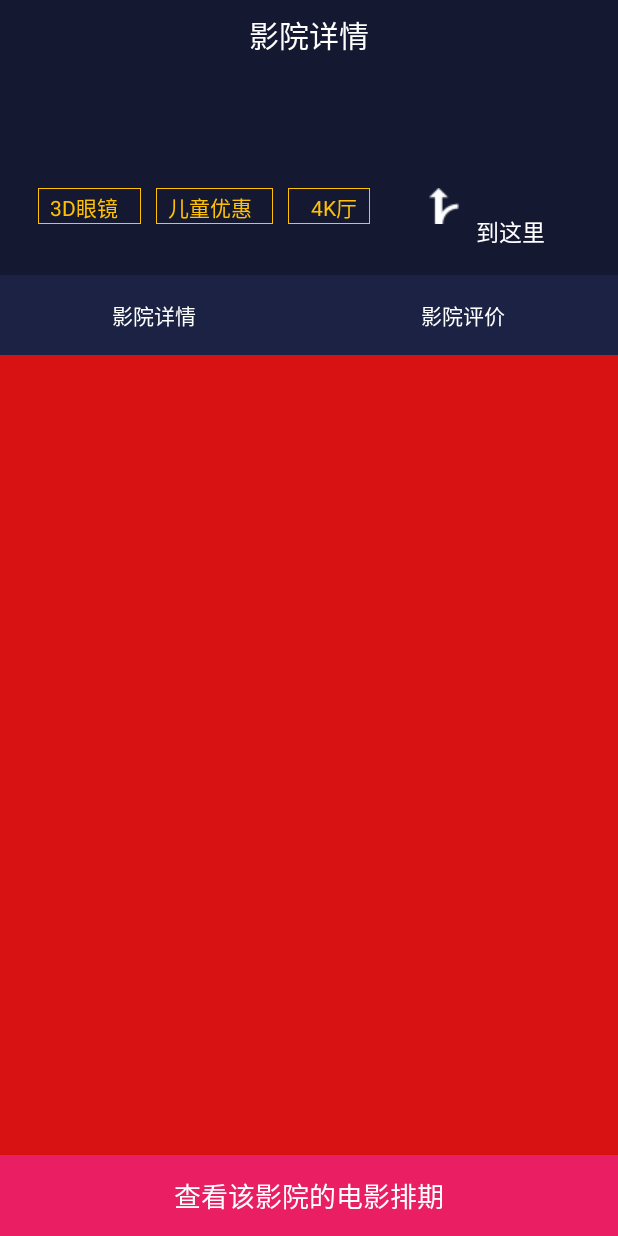
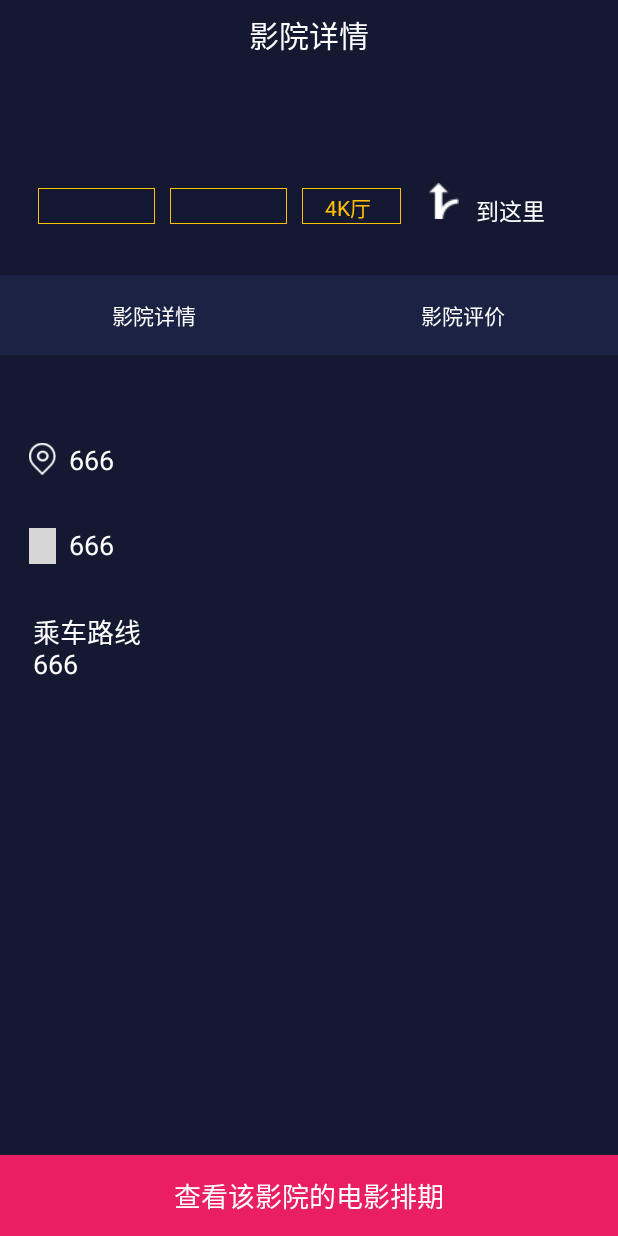
Before and after one commit to Gxf6666/WeiDuMovies, an Android app: the Fragment_MovieDetails screen opened directly, with no data from a screen before it, on a phone screen of 412 x 824 dp. Run offline under Robolectric (Android 15) with nearby library versions, the phone set to English and light mode, and no system bars; our stand-ins replace ButterKnife, RxJava; network calls fail; grey boxes are pictures that could not be loaded.

Commit message:
影院详情未写完,电影评价没写完

```diff
--- a/app/src/main/java/com/bawei/weidumovie/app/Api.java
+++ b/app/src/main/java/com/bawei/weidumovie/app/Api.java
@@ -78,5 +78,9 @@ public interface Api {
 
 
     @GET("cinema/v1/findCinemaInfo")
-    Observable<Request<List<Information>>>findCinemaInfo(@Query("cinemaId")int cinemaId);
+    Observable<Request<Information>>findCinemaInfo(@Query("cinemaId")int cinemaId);
+
+   //查询电影详情
+   @GET("movie/v2/findMoviesDetail")
+   Observable<Request<DetailsBean>>findDetail(@Query("movieId")int movieId);
 }
--- a/app/src/main/java/com/bawei/weidumovie/view/activity/InForActivity.java
+++ b/app/src/main/java/com/bawei/weidumovie/view/activity/InForActivity.java
@@ -5,8 +5,9 @@ import android.os.Bundle;
 import android.support.v4.app.Fragment;
 import android.support.v4.app.FragmentPagerAdapter;
 import android.support.v4.view.ViewPager;
-import android.support.v7.widget.RecyclerView;
+import android.view.View;
 import android.widget.Button;
+import android.widget.ImageView;
 import android.widget.RadioButton;
 import android.widget.RadioGroup;
 import android.widget.TextView;
@@ -24,7 +25,6 @@ import java.util.ArrayList;
 public class InForActivity extends BaseActivity {
 
 
-
     private RadioButton but_yyxq;
     private RadioButton but_yypj;
     private RadioGroup rg_dy;
@@ -33,10 +33,15 @@ public class InForActivity extends BaseActivity {
     private InForPresenter inForPresenter;
     private TextView text_if;
     private ArrayList<Fragment> list;
+    private TextView text_3D;
+    private TextView text_et;
+    private ImageView tupian;
 
     @Override
     protected void initView(Bundle savedInstanceState) {
         text_if = findViewById(R.id.text_if);
+        text_3D = findViewById(R.id.text_3D);
+        text_et = findViewById(R.id.text_et);
         but_yyxq = findViewById(R.id.but_yyxq);
         but_yypj = findViewById(R.id.but_yypj);
         rg_dy = findViewById(R.id.rg_dy);
@@ -77,7 +82,7 @@ public class InForActivity extends BaseActivity {
         rg_dy.setOnCheckedChangeListener(new RadioGroup.OnCheckedChangeListener() {
             @Override
             public void onCheckedChanged(RadioGroup group, int checkedId) {
-                 switch (checkedId){
+                switch (checkedId) {
                     case R.id.but_yyxq:
                         vp.setCurrentItem(0);
                         break;
@@ -102,12 +107,23 @@ public class InForActivity extends BaseActivity {
     }
 
 
+
+
     private class InForPresen implements DataCall<Information> {
+
 
 
         @Override
         public void Success(Information data) {
             text_if.setText(data.name);
+            String[] split = data.label.split(",");
+            if (split.length == 1) {
+                text_3D.setText(split[0]);
+                text_et.setVisibility(View.GONE);
+            }else {
+                text_3D.setText(split[0]);
+                text_et.setText(split[1]);
+            }
         }
 
         @Override
--- a/app/src/main/java/com/bawei/weidumovie/view/adpater/QuYuQueryMAdapter.java
+++ b/app/src/main/java/com/bawei/weidumovie/view/adpater/QuYuQueryMAdapter.java
@@ -1,6 +1,7 @@
 package com.bawei.weidumovie.view.adpater;
 
 import android.content.Context;
+import android.content.Intent;
 import android.support.annotation.NonNull;
 import android.support.v7.widget.RecyclerView;
 import android.view.LayoutInflater;
@@ -10,6 +11,7 @@ import android.widget.TextView;
 
 import com.bawei.weidumovie.R;
 import com.bawei.weidumovie.model.bean.QuYuQuery;
+import com.bawei.weidumovie.view.activity.InForActivity;
 
 import java.util.ArrayList;
 import java.util.List;
@@ -44,8 +46,18 @@ public class QuYuQueryMAdapter extends RecyclerView.Adapter<QuYuQueryMAdapter.My
     }
 
     @Override
-    public void onBindViewHolder(@NonNull MyViewHolder myViewHolder, int i) {
+    public void onBindViewHolder(@NonNull MyViewHolder myViewHolder, final int i) {
         myViewHolder.quyu.setText(list.get(i).name);
+
+        myViewHolder.itemView.setOnClickListener(new View.OnClickListener() {
+            @Override
+            public void onClick(View v) {
+                int Id = list.get(i).id;
+                Intent intent = new Intent(context, InForActivity.class);
+                intent.putExtra("Id",Id);
+                context.startActivity(intent);
+            }
+        });
     }
 
     @Override
--- a/app/src/main/java/com/bawei/weidumovie/view/adpater/RecMAdapter.java
+++ b/app/src/main/java/com/bawei/weidumovie/view/adpater/RecMAdapter.java
@@ -54,15 +54,7 @@ public class RecMAdapter extends RecyclerView.Adapter<RecMAdapter.MyViewHolder>
         myViewHolder.name.setText(list.get(i).name);
         myViewHolder.site.setText(list.get(i).address);
 
-        myViewHolder.itemView.setOnClickListener(new View.OnClickListener() {
-            @Override
-            public void onClick(View v) {
-                int Id = list.get(i).id;
-                Intent intent = new Intent(context, InForActivity.class);
-                intent.putExtra("Id",Id);
-                context.startActivity(intent);
-            }
-        });
+
     }
 
 
--- a/app/src/main/java/com/bawei/weidumovie/view/detailsfragment/Fragment_MovieDetails.java
+++ b/app/src/main/java/com/bawei/weidumovie/view/detailsfragment/Fragment_MovieDetails.java
@@ -1,5 +1,6 @@
 package com.bawei.weidumovie.view.detailsfragment;
 
+import android.content.Intent;
 import android.os.Bundle;
 import android.support.annotation.NonNull;
 import android.support.annotation.Nullable;
@@ -7,8 +8,13 @@ import android.support.v4.app.Fragment;
 import android.view.LayoutInflater;
 import android.view.View;
 import android.view.ViewGroup;
+import android.widget.TextView;
 
 import com.bawei.weidumovie.R;
+import com.bawei.weidumovie.model.bean.Information;
+import com.bawei.weidumovie.model.bean.Request;
+import com.bawei.weidumovie.presenter.InForPresenter;
+import com.bawei.weidumovie.view.consion.DataCall;
 
 /**
  * <p>文件描述：<p>
@@ -17,10 +23,38 @@ import com.bawei.weidumovie.R;
  * <p>更改时间：2019/11/11<p>
  */
 public class Fragment_MovieDetails extends Fragment {
+
+    private TextView movie_site,movie_phone,movie_path1;
+    private InForPresenter inForPresenter;
+
+
     @Nullable
     @Override
     public View onCreateView(@NonNull LayoutInflater inflater, @Nullable ViewGroup container, @Nullable Bundle savedInstanceState) {
         View view = LayoutInflater.from(getContext()).inflate(R.layout.fragment_moviexq,null);
+        movie_site = view.findViewById(R.id.movie_site);
+        movie_phone = view.findViewById(R.id.movie_phone);
+        movie_path1 = view.findViewById(R.id.movie_path1);
+
+        Intent intent = getActivity().getIntent();
+        int id = intent.getIntExtra("Id",0);
+        inForPresenter = new InForPresenter(new InForPresens());
+        inForPresenter.Request(id);
         return view;
     }
+
+    private class InForPresens implements DataCall<Information> {
+        @Override
+        public void Success(Information data) {
+            movie_site.setText(data.address);
+            movie_phone.setText(data.phone);
+            movie_path1.setText(data.vehicleRoute);
+
+        }
+
+        @Override
+        public void Error(Request request) {
+
+        }
+    }
 }
--- a/app/src/main/res/layout/activity_in_for.xml
+++ b/app/src/main/res/layout/activity_in_for.xml
@@ -35,17 +35,17 @@
             android:layout_marginTop="@dimen/dp_30"
             android:id="@+id/text_if"
             android:textColor="#fff"
-            android:textSize="20sp"
+            android:textSize="18sp"
             />
         <TextView
-            android:layout_width="@dimen/dp_60"
+            android:layout_width="@dimen/dp_68"
             android:layout_height="@dimen/dp_21"
             android:layout_below="@id/text_if"
             android:layout_marginTop="@dimen/dp_20"
             android:layout_marginLeft="25dp"
             android:background="@drawable/textview_border"
-            android:text="3D眼镜"
-            android:paddingLeft="8dp"
+            android:text=""
+            android:paddingLeft="5dp"
             android:id="@+id/text_3D"
             android:textColor="#FFC107"
             android:paddingTop="@dimen/dp_2"
@@ -58,15 +58,15 @@
             android:layout_marginTop="@dimen/dp_20"
             android:layout_marginLeft="10dp"
             android:background="@drawable/textview_border"
-            android:text="儿童优惠"
+            android:text=""
             android:layout_toRightOf="@id/text_3D"
-            android:paddingLeft="8dp"
+            android:paddingLeft="5dp"
             android:textColor="#FFC107"
             android:id="@+id/text_et"
             android:paddingTop="@dimen/dp_2"
             />
         <TextView
-            android:layout_width="@dimen/dp_48"
+            android:layout_width="@dimen/dp_58"
             android:layout_height="@dimen/dp_21"
             android:layout_below="@id/text_if"
             android:layout_marginTop="@dimen/dp_20"
@@ -84,7 +84,7 @@
             android:layout_width="wrap_content"
             android:layout_height="wrap_content"
             android:layout_below="@id/text_if"
-            android:layout_marginTop="@dimen/dp_20"
+            android:layout_marginTop="@dimen/dp_17"
             android:layout_marginLeft="@dimen/dp_250"
             android:src="@drawable/group_10"
 
@@ -94,7 +94,7 @@
             android:layout_width="wrap_content"
             android:layout_height="wrap_content"
             android:layout_below="@id/text_if"
-            android:layout_marginTop="40dp"
+            android:layout_marginTop="@dimen/dp_23"
             android:text="到这里"
             android:textColor="#fff"
             android:layout_marginLeft="@dimen/dp_10"
--- a/app/src/main/res/layout/fragment_moviexq.xml
+++ b/app/src/main/res/layout/fragment_moviexq.xml
@@ -1,8 +1,84 @@
 <?xml version="1.0" encoding="utf-8"?>
-<LinearLayout
+<RelativeLayout
     xmlns:android="http://schemas.android.com/apk/res/android" android:layout_width="match_parent"
     android:layout_height="match_parent"
-    android:background="#D81212"
+    android:background="#141931"
     >
+    <ScrollView
+        android:layout_width="match_parent"
+        android:layout_height="match_parent">
+        <RelativeLayout
+            android:layout_width="match_parent"
+            android:layout_height="match_parent">
+            <ImageView
+                android:layout_width="@dimen/dp_16"
+                android:layout_height="@dimen/dp_21"
+                android:layout_alignParentStart="true"
+                android:layout_alignParentLeft="true"
+                android:layout_marginStart="19dp"
+                android:layout_marginLeft="19dp"
+                android:id="@+id/tv_dw"
+                android:src="@drawable/icon_location"
+                android:layout_marginTop="@dimen/dp_50"
+                />
+            <TextView
+                android:layout_width="@dimen/dp_192"
+                android:layout_height="@dimen/dp_20"
+                android:layout_marginLeft="@dimen/dp_40"
+                android:text="666"
+                android:id="@+id/movie_site"
+                android:textColor="#fff"
+                android:textSize="18sp"
+                android:layout_marginTop="@dimen/dp_50"
+                />
+            <ImageView
+                android:layout_width="@dimen/dp_16"
+                android:layout_height="@dimen/dp_21"
+                android:layout_alignParentStart="true"
+                android:layout_alignParentLeft="true"
+                android:layout_marginStart="19dp"
+                android:layout_marginLeft="19dp"
+                android:src="@drawable/dianhua"
+                android:layout_below="@id/tv_dw"
+                android:layout_marginTop="@dimen/dp_30"
+                />
+            <TextView
+                android:layout_width="@dimen/dp_192"
+                android:layout_height="@dimen/dp_20"
+                android:layout_marginLeft="@dimen/dp_40"
+                android:text="666"
+                android:id="@+id/movie_phone"
+                android:layout_below="@id/movie_site"
+                android:textColor="#fff"
+                android:textSize="18sp"
+                android:layout_marginTop="@dimen/dp_30"
+                />
+            <TextView
+                android:layout_width="@dimen/dp_192"
+                android:layout_height="@dimen/dp_20"
+                android:layout_marginLeft="@dimen/dp_19"
+                android:text="乘车路线"
+                android:layout_below="@id/movie_phone"
+                android:textColor="#fff"
+                android:id="@+id/movie_path"
+                android:textSize="18sp"
+                android:layout_marginTop="@dimen/dp_30"
+                />
 
-</LinearLayout>
+
+            <TextView
+                android:layout_width="@dimen/dp_321"
+                android:layout_height="wrap_content"
+                android:layout_marginLeft="@dimen/dp_19"
+                android:text="666"
+                android:layout_below="@id/movie_path"
+                android:textColor="#fff"
+                android:id="@+id/movie_path1"
+                android:textSize="18sp"
+                />
+
+        </RelativeLayout>
+
+    </ScrollView>
+
+</RelativeLayout>
```
Lines whose indentation alone changed are shown as unchanged.
